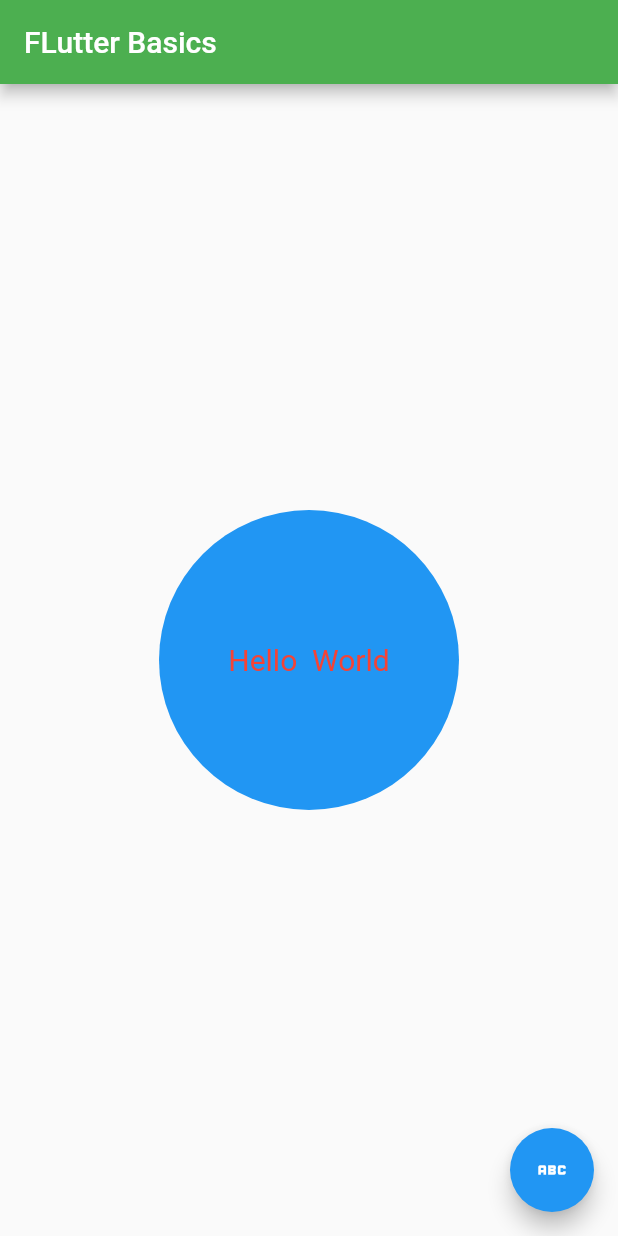
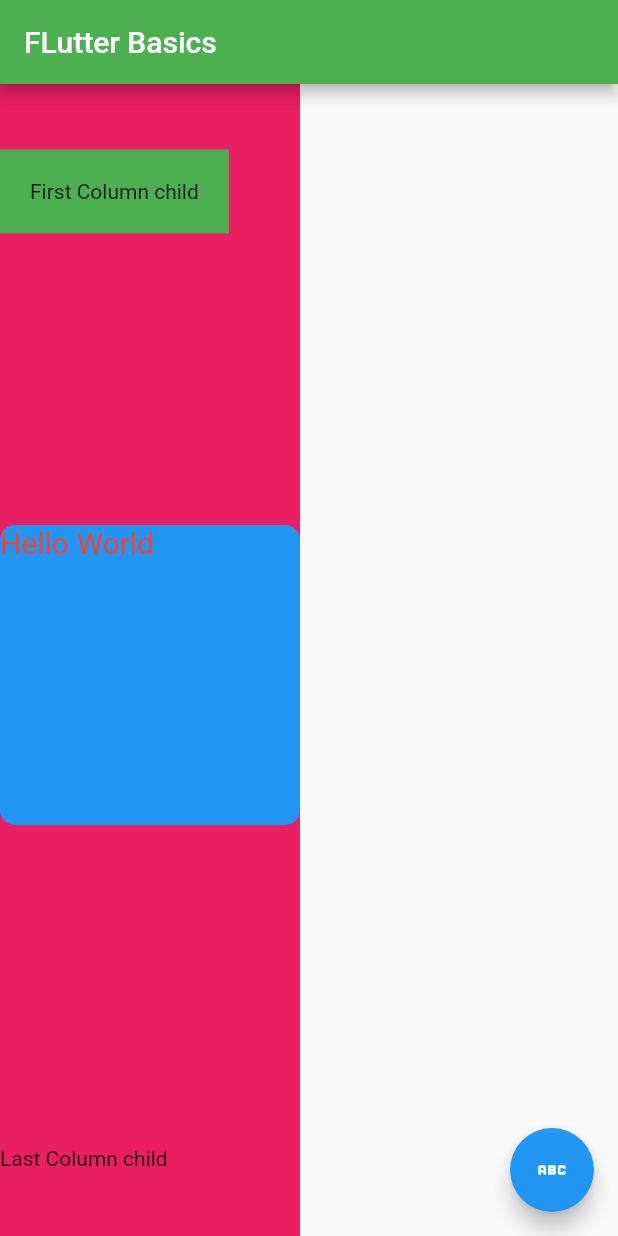
Before and after one commit to Omoefe-Ugboma/mobi, a Flutter app: the screen it shows after launch, on a phone screen of 412 x 824 dp. Run offline on Flutter 3.47's test engine with Material 2 defaults, Android fonts, the phone set to English and light mode, and no system bars.

Commit message:
mobile lesson session @ Aptech Education Continue

```diff
--- a/lib/main.dart
+++ b/lib/main.dart
@@ -21,25 +21,48 @@ class MyApp extends StatelessWidget{
           title: const Text(
             "FLutter Basics",),
         ),
-        body: Center(
-          child: Container(
+        body: Container(
+            color: Colors.pink,
+            child: Column(
+              mainAxisSize: MainAxisSize.max,
+              crossAxisAlignment: CrossAxisAlignment.start,
+              mainAxisAlignment: MainAxisAlignment.spaceAround,
+              children: [
+                Container(
+                  color: Colors.green,
+                  child: const Padding(
+                    padding: EdgeInsets.all(20.0),
+                    child: Text(
+                      'First Column child',
+                    ),
+                  ),
+                ),
+                const SizedBox(
+                  height: 20,
+                ),
+                Container(
                   height: 200,
                   width: 200,
                   decoration: BoxDecoration(
+                    borderRadius: BorderRadius.circular(10),
                     color: Colors.blue,
-              borderRadius: BorderRadius.circular(100),
                   ),
-            child: Center(
                   child: const Text(
-                "Hello  World",
+                    'Hello World',
                     style: TextStyle(
                       color: Colors.red,
                       fontSize: 20,
                     ),
                   ),
                 ),
+                const SizedBox(
+                  height: 40,
+                ),
+                const Text('Last Column child'),
+              ]
               ),
           ),
+
         floatingActionButton: FloatingActionButton(
           onPressed: ()=> debugPrint('clicked'),
           child: const Icon(Icons.abc_outlined),
```
Lines whose indentation alone changed are shown as unchanged.
